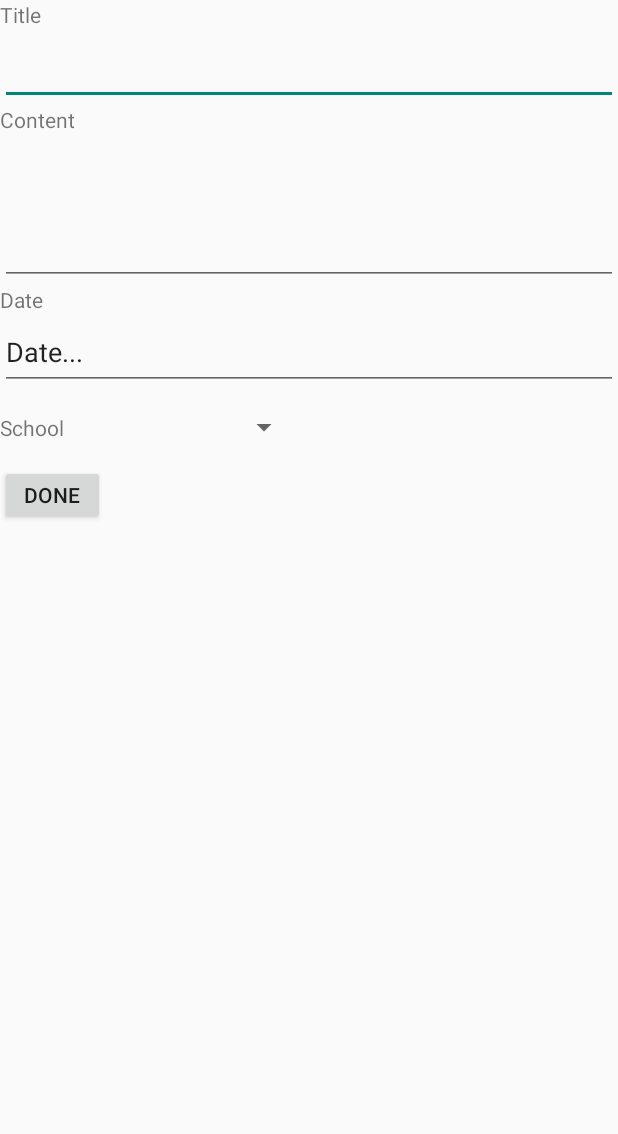
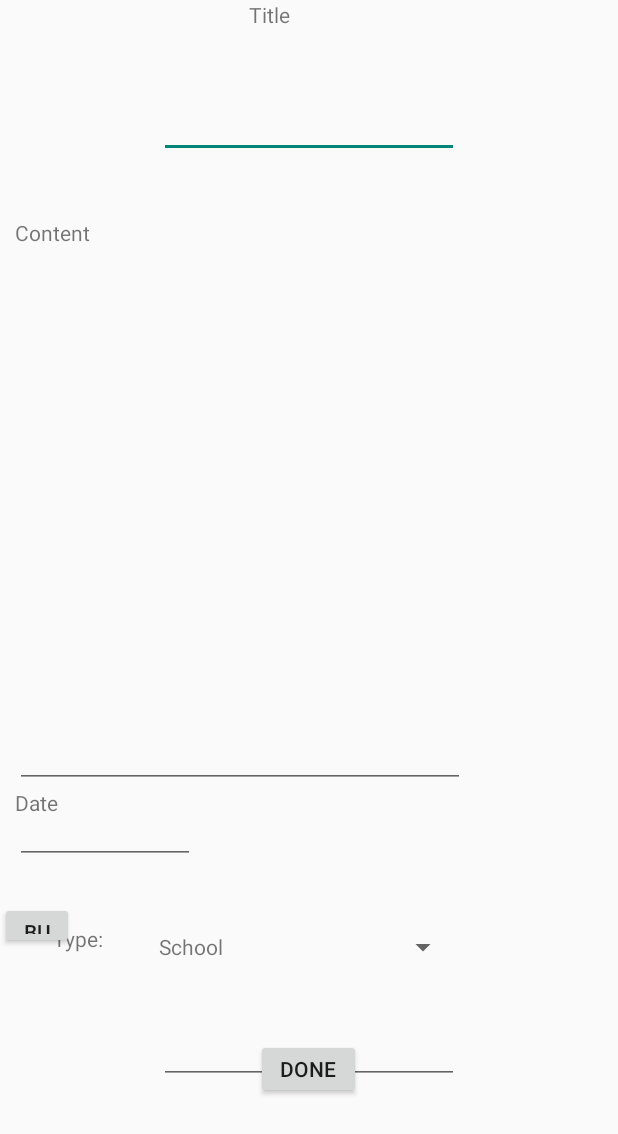
Before and after one commit to wws002/student_planner, an Android app: the EditEventActivity screen opened directly, with no data from a screen before it, on a phone screen of 412 x 824 dp. Shown: the top 1134 px of the screen. Run offline under Robolectric (Android 15) with nearby library versions, the phone set to English and light mode, and no system bars; 1 statement that could not run was skipped.

Commit message:
final commit

```diff
--- a/app/build.gradle
+++ b/app/build.gradle
@@ -23,6 +23,7 @@ dependencies {
     implementation fileTree(dir: 'libs', include: ['*.jar'])
     implementation 'androidx.appcompat:appcompat:1.0.2'
     implementation 'androidx.constraintlayout:constraintlayout:1.1.3'
+    implementation 'com.google.android.gms:play-services-maps:16.1.0'
     testImplementation 'junit:junit:4.12'
     androidTestImplementation 'androidx.test:runner:1.1.1'
     androidTestImplementation 'androidx.test.espresso:espresso-core:3.1.1'
--- a/app/src/main/AndroidManifest.xml
+++ b/app/src/main/AndroidManifest.xml
@@ -1,6 +1,8 @@
 <?xml version="1.0" encoding="utf-8"?>
 <manifest xmlns:android="http://schemas.android.com/apk/res/android"
     package="com.example.student_planner">
+
+    <uses-permission android:name="android.permission.ACCESS_FINE_LOCATION" />
 
     <application
         android:allowBackup="true"
@@ -22,6 +24,10 @@
             android:label="@string/app_name">
         </activity>
 
+        <meta-data
+            android:name="com.google.android.geo.API_KEY"
+            android:value="@string/google_maps_key" />
+
         <provider
             android:name=".PlannerProvider"
             android:authorities="com.example.student_planner.plannerprovider"
--- a/app/src/main/java/com/example/student_planner/MainActivity.java
+++ b/app/src/main/java/com/example/student_planner/MainActivity.java
@@ -85,7 +85,9 @@ public class MainActivity extends AppCompatActivity {
                 PlannerProvider.PLANNER_TABLE_COL_TITLE,
                 PlannerProvider.PLANNER_TABLE_COL_TYPE,
                 PlannerProvider.PLANNER_TABLE_COL_DESCRIPTION,
-                PlannerProvider.PLANNER_TABLE_COL_DATE
+                PlannerProvider.PLANNER_TABLE_COL_DATE,
+                PlannerProvider.PLANNER_TABLE_COL_TIME,
+                PlannerProvider.PLANNER_TABLE_COL_ADDRESS
         };
 
         String sel = PlannerProvider.PLANNER_TABLE_COL_DATE + " = ?";
--- a/app/src/main/java/com/example/student_planner/PlannerProvider.java
+++ b/app/src/main/java/com/example/student_planner/PlannerProvider.java
@@ -33,7 +33,7 @@ public class PlannerProvider extends ContentProvider {
     public static final String PLANNER_TABLE_COL_DESCRIPTION = "DESCRIPTION";
     public static final String PLANNER_TABLE_COL_DATE = "DATE";
     public static final String PLANNER_TABLE_COL_TIME = "TIME";
-
+    public static final String PLANNER_TABLE_COL_ADDRESS = "ADDRESS";
 
     //Table create string based on column names
     private static final String SQL_CREATE_MAIN = "CREATE TABLE " +
@@ -44,7 +44,8 @@ public class PlannerProvider extends ContentProvider {
             PLANNER_TABLE_COL_TYPE + " TEXT," +
             PLANNER_TABLE_COL_DESCRIPTION + " TEXT," +
             PLANNER_TABLE_COL_DATE + " TEXT," +
-            PLANNER_TABLE_COL_TIME + " TEXT)";
+            PLANNER_TABLE_COL_TIME + " TEXT," +
+            PLANNER_TABLE_COL_ADDRESS + "TEXT)";
 
     //URI Matcher object to facilitate switch cases between URIs
     private static final UriMatcher sUriMatcher = new UriMatcher(UriMatcher.NO_MATCH);
--- a/app/src/main/res/layout/edit_note.xml
+++ b/app/src/main/res/layout/edit_note.xml
@@ -3,57 +3,103 @@
     xmlns:app="http://schemas.android.com/apk/res-auto"
     android:orientation="vertical"
     android:layout_width="match_parent"
-    android:layout_height="match_parent">
+    android:layout_height="match_parent"
+    style="@style/background">
 
     <TextView
         android:id="@+id/titleTV"
-        android:layout_width="match_parent"
-        android:layout_height="20dp"
-        android:text="Title" />
+        android:layout_width="80dp"
+        android:layout_height="55dp"
+        android:layout_gravity="center_horizontal"
+        android:text="Title"
+        style="@style/titleBar"/>
 
     <EditText
         android:id="@+id/title"
-        android:layout_width="match_parent"
-        android:layout_height="50dp" />
+        android:layout_width="200dp"
+        android:layout_height="50dp"
+        android:layout_gravity="center_horizontal"
+        app:layout_constraintTop_toBottomOf="@id/titleTV"
+        style="@style/titleText"/>
 
     <TextView
         android:id="@+id/contentTV"
         android:layout_width="match_parent"
-        android:layout_height="20dp"
-        android:text="Content"/>
+        android:layout_height="30dp"
+        android:text="Content"
+        android:translationY="40dp"
+        android:translationX="10dp"
+        style="@style/contentBar"/>
 
     <EditText
         android:id="@+id/content"
-        android:layout_width="match_parent"
-        android:layout_height="100dp"/>
+        android:layout_width="300dp"
+        android:layout_height="350dp"
+        android:translationY="40dp"
+        android:translationX="10dp"
+        style="@style/contentText"/>
 
     <TextView
         android:id="@+id/dateTV"
         android:layout_width="match_parent"
-        android:layout_height="20dp"
-        android:text="Date"/>
+        android:layout_height="25dp"
+        android:text="Date"
+        android:translationY="40dp"
+        android:translationX="10dp"
+        style="@style/dateTitle"/>
 
     <EditText
         android:id="@+id/date"
-        android:layout_width="match_parent"
-        android:layout_height="50dp"
+        android:layout_width="120dp"
+        android:layout_height="25dp"
         android:clickable="true"
         android:ems="10"
         android:onClick="onClick"
         android:editable="false"
         android:text="Date..."
-/>
+        android:translationY="40dp"
+        android:translationX="10dp"
+        style="@style/dateSelection"/>
+
+    <TextView
+        android:id="@+id/typeTitle"
+        android:layout_width="match_parent"
+        android:layout_height="25dp"
+        android:layout_gravity="center_horizontal"
+        android:text="Type:"
+        android:translationY="80dp"
+        android:translationX="35dp"
+        style="@style/dateTitle"/>
 
     <Spinner
         android:id="@+id/noteTypeSpinner"
         android:layout_width="200dp"
-        android:layout_height="50dp"/>
+        android:layout_height="40dp"
+        android:layout_gravity="center_horizontal"
+        android:translationY="50dp"
+        style="@style/spinner"/>
+
+    <Button
+        android:id="@+id/button"
+        android:layout_width="49dp"
+        android:layout_height="31dp"
+        android:onClick="onClick"
+        android:text="Button" />
 
     <Button
         android:id="@+id/done"
         android:layout_width="70dp"
         android:layout_height="40dp"
         android:onClick="onClick"
+        android:layout_gravity="center_horizontal"
+        android:translationY="60dp"
         android:text="done"/>
 
+    <EditText
+        android:id="@+id/address"
+        android:layout_width="200dp"
+        android:layout_height="50dp"
+        android:layout_gravity="center_horizontal"
+        />
+
 </LinearLayout>
--- a/app/src/main/res/values/strings.xml
+++ b/app/src/main/res/values/strings.xml
@@ -7,5 +7,6 @@
         <item> name="Personal"</item>
         <item> name="Social"</item>
     </string-array>
+    <string name="title_activity_maps">Map</string>
 
 </resources>
```
Also changed, not shown: app/src/main/java/com/example/student_planner/EditEventActivity.java (+64 -11 lines), app/src/main/java/com/example/student_planner/MapsActivity.java (added, +47 -0 lines), app/src/main/res/layout/activity_maps.xml (added, +9 -0 lines), app/src/main/res/values/google_maps_api.xml (added, +24 -0 lines).
